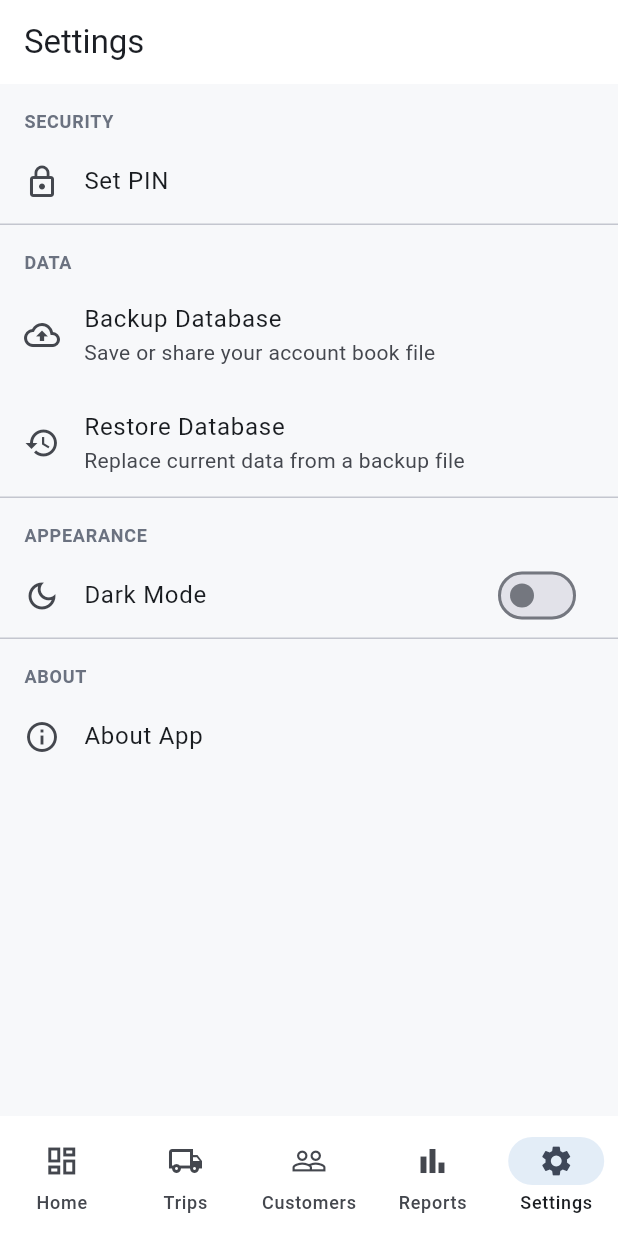
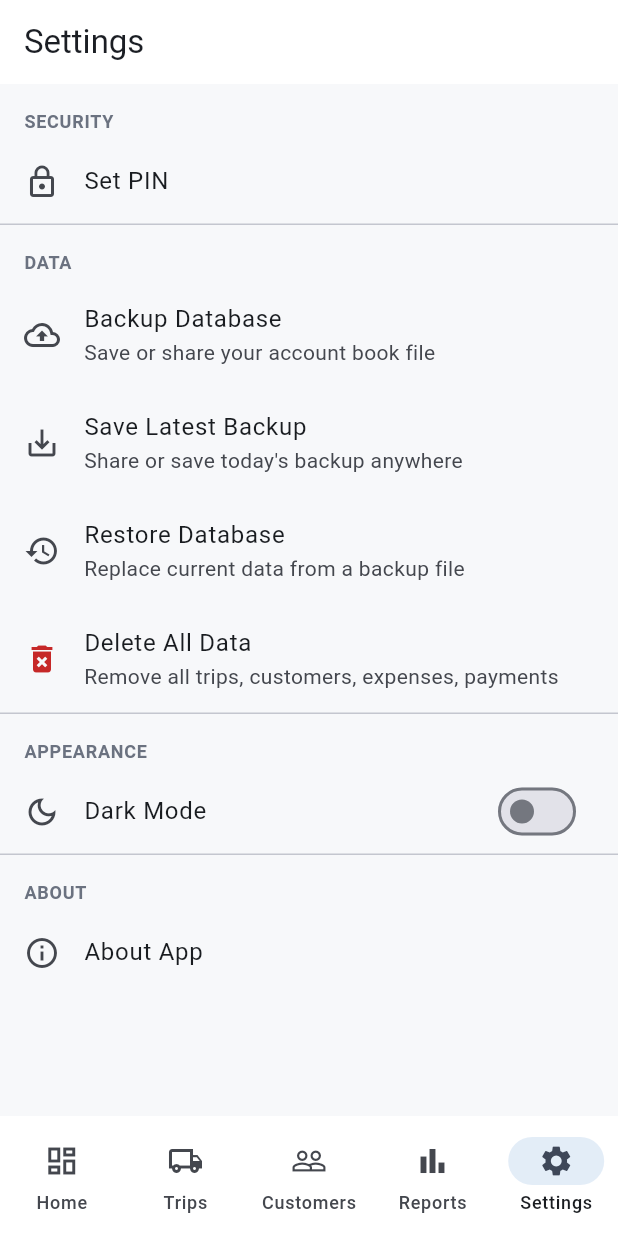
Before and after one commit to Hamza-Zehri/Truck-Account-Book, a Flutter app: the screen it shows after launch, item 5 of the bottom bar chosen, on a phone screen of 412 x 824 dp. Run offline on Flutter 3.47's test engine with Material 3 defaults, Android fonts, the phone set to English and light mode, and no system bars; our stand-ins replace drift, file_picker, flutter_riverpod, go_router, package_info_plus, pdf and 3 more; missing offline and left inert: excel; accounts and stored records are empty; generated files the repository leaves out were written again.

Commit message:
Add delete all data, daily auto-backup, Settings UI updates, fix profit icon

```diff
--- a/lib/core/constants/app_constants.dart
+++ b/lib/core/constants/app_constants.dart
@@ -11,7 +11,7 @@ class PrefsKeys {
   PrefsKeys._();
   static const String pinHash = 'pin_hash';
   static const String darkMode = 'dark_mode';
-  static const String lastBackupPath = 'last_backup_path';
+  static const String lastBackupDate = 'last_backup_date';
   static const String isFirstLaunch = 'is_first_launch';
 }
 
--- a/lib/data/database/app_database.dart
+++ b/lib/data/database/app_database.dart
@@ -188,6 +188,22 @@ class AppDatabase extends _$AppDatabase {
           .get();
 
   // ---------------------------------------------------------------------
+  // Admin (delete all data / daily auto-backup)
+  // ---------------------------------------------------------------------
+
+  /// Deletes all rows from every table, leaving the app in a fresh state.
+  /// Uses a batch so the operation is atomic and FK constraints are checked
+  /// after all deletes finish.
+  Future<void> deleteAllData() async {
+    await batch((b) {
+      b.deleteAll(payments);
+      b.deleteAll(expenses);
+      b.deleteAll(trips);
+      b.deleteAll(customers);
+    });
+  }
+
+  // ---------------------------------------------------------------------
   // Search (simple LIKE-based global search across the fields the spec
   // calls out: customer name, material, trip date, trip amount, notes).
   // ---------------------------------------------------------------------
--- a/lib/features/dashboard/dashboard_screen.dart
+++ b/lib/features/dashboard/dashboard_screen.dart
@@ -66,7 +66,7 @@ class DashboardScreen extends ConsumerWidget {
                     label: "Today's Profit",
                     value: formatMoney(s.profit),
                     color: s.profit >= 0 ? AppColors.profitGreen : AppColors.pendingRed,
-                    icon: Icons.savings,
+                    icon: Icons.account_balance_wallet,
                   ),
                 ],
               ),
--- a/lib/features/reports/reports_screen.dart
+++ b/lib/features/reports/reports_screen.dart
@@ -83,7 +83,7 @@ class _ReportsScreenState extends ConsumerState<ReportsScreen> {
                       label: 'Profit',
                       value: formatMoney(s.profit),
                       color: s.profit >= 0 ? AppColors.profitGreen : AppColors.pendingRed,
-                      icon: Icons.savings,
+                      icon: Icons.account_balance_wallet,
                     ),
                   ],
                 ),
--- a/lib/features/settings/backup_service.dart
+++ b/lib/features/settings/backup_service.dart
@@ -1,7 +1,11 @@
 import 'dart:io';
 
 import 'package:file_picker/file_picker.dart';
+import 'package:path/path.dart' as p;
+import 'package:path_provider/path_provider.dart';
 import 'package:share_plus/share_plus.dart';
+import 'package:shared_preferences/shared_preferences.dart';
+import 'package:truck_account_book/core/constants/app_constants.dart';
 import 'package:truck_account_book/data/database/app_database.dart';
 
 /// Backup/Restore for the whole SQLite database file. This is a
@@ -10,6 +14,66 @@ import 'package:truck_account_book/data/database/app_database.dart';
 /// email, etc. without any cloud account.
 class BackupService {
   BackupService._();
+
+  /// Directory where daily auto-backups are saved.
+  static Future<Directory> getBackupRoot() async {
+    final docs = await getApplicationDocumentsDirectory();
+    final dir = Directory(p.join(docs.path, 'Mohsin Material Supplier backups'));
+    if (!await dir.exists()) await dir.create(recursive: true);
+    return dir;
+  }
+
+  /// Returns today's backup file name, e.g. `backup_2026-07-05.sqlite`.
+  static String _todayFileName() {
+    final now = DateTime.now();
+    final ds = '${now.year}-${_two(now.month)}-${_two(now.day)}';
+    return 'backup_$ds.sqlite';
+  }
+
+  static String _two(int n) => n.toString().padLeft(2, '0');
+
+  /// Checks if a daily backup has already been created. Uses both
+  /// SharedPreferences and file existence to be safe.
+  static Future<bool> isTodayBackedUp() async {
+    final prefs = await SharedPreferences.getInstance();
+    final lastDate = prefs.getString(PrefsKeys.lastBackupDate);
+    final today = _todayFileName();
+    if (lastDate != today) return false;
+    final dir = await getBackupRoot();
+    return File(p.join(dir.path, today)).exists();
+  }
+
+  /// Called on app start. Creates a daily backup if one hasn't been made
+  /// yet today.
+  static Future<void> dailyAutoBackup() async {
+    try {
+      if (await isTodayBackedUp()) return;
+      final dbFile = await getDatabaseFile();
+      if (!await dbFile.exists()) return;
+      final dir = await getBackupRoot();
+      final dest = File(p.join(dir.path, _todayFileName()));
+      await dbFile.copy(dest.path);
+      final prefs = await SharedPreferences.getInstance();
+      await prefs.setString(PrefsKeys.lastBackupDate, _todayFileName());
+    } catch (_) {
+      // Silently fail — daily backup is best-effort.
+    }
+  }
+
+  /// Copies the latest daily backup to a user-visible location (Downloads
+  /// on Android, Desktop elsewhere) via share sheet so the user can save
+  /// it wherever they want.
+  static Future<void> saveToDownloads() async {
+    final dir = await getBackupRoot();
+    final entries = await dir.list().toList();
+    entries.sort((a, b) => b.path.compareTo(a.path));
+    if (entries.isEmpty) throw Exception('No backups found.');
+    final latest = entries.first;
+    await Share.shareXFiles(
+      [XFile(latest.path)],
+      text: 'Mohsin Material Supplier - database backup',
+    );
+  }
 
   /// Copies the live database to a location the user picks, and also
   /// offers the OS share sheet so it can be sent to WhatsApp/email/etc.
@@ -28,7 +92,7 @@ class BackupService {
 
     if (savePath == null) {
       // User cancelled the save dialog - fall back to sharing directly.
-      await Share.shareXFiles([XFile(dbFile.path)], text: 'Truck Account Book backup');
+      await Share.shareXFiles([XFile(dbFile.path)], text: 'Mohsin Material Supplier backup');
       return null;
     }
     return savePath;
--- a/lib/features/settings/settings_screen.dart
+++ b/lib/features/settings/settings_screen.dart
@@ -2,6 +2,10 @@ import 'package:flutter/material.dart';
 import 'package:flutter_riverpod/flutter_riverpod.dart';
 import 'package:package_info_plus/package_info_plus.dart';
 import 'package:truck_account_book/core/theme/app_theme.dart';
+import 'package:truck_account_book/data/database/database_provider.dart';
+import 'package:truck_account_book/data/repositories/customer_repository.dart';
+import 'package:truck_account_book/data/repositories/report_repository.dart';
+import 'package:truck_account_book/data/repositories/trip_repository.dart';
 import 'package:truck_account_book/features/auth/auth_provider.dart';
 import 'package:truck_account_book/features/settings/backup_service.dart';
 import 'package:truck_account_book/features/settings/settings_provider.dart';
@@ -65,10 +69,30 @@ class SettingsScreen extends ConsumerWidget {
             },
           ),
           ListTile(
+            leading: const Icon(Icons.save_alt_outlined),
+            title: const Text('Save Latest Backup'),
+            subtitle: const Text('Share or save today\'s backup anywhere'),
+            onTap: () async {
+              try {
+                await BackupService.saveToDownloads();
+              } catch (e) {
+                if (context.mounted) {
+                  ScaffoldMessenger.of(context).showSnackBar(SnackBar(content: Text('$e')));
+                }
+              }
+            },
+          ),
+          ListTile(
             leading: const Icon(Icons.restore),
             title: const Text('Restore Database'),
             subtitle: const Text('Replace current data from a backup file'),
             onTap: () => _confirmRestore(context),
+          ),
+          ListTile(
+            leading: const Icon(Icons.delete_forever, color: AppColors.pendingRed),
+            title: const Text('Delete All Data'),
+            subtitle: const Text('Remove all trips, customers, expenses, payments'),
+            onTap: () => _confirmDeleteAll(context, ref),
           ),
           const Divider(height: 1),
           const _SectionLabel('Appearance'),
@@ -277,6 +301,37 @@ class SettingsScreen extends ConsumerWidget {
     );
   }
 
+  void _confirmDeleteAll(BuildContext context, WidgetRef ref) {
+    showDialog(
+      context: context,
+      builder: (ctx) => AlertDialog(
+        title: const Text('Delete all data?'),
+        content: const Text(
+          'This will permanently remove all trips, customers, expenses, and '
+          'payments. Your PIN and app settings will be kept. This cannot be undone.',
+        ),
+        actions: [
+          TextButton(onPressed: () => Navigator.pop(ctx), child: const Text('Cancel')),
+          TextButton(
+            style: TextButton.styleFrom(foregroundColor: AppColors.pendingRed),
+            onPressed: () async {
+              await ref.read(appDatabaseProvider).deleteAllData();
+              ref.invalidate(todaySummaryProvider);
+              ref.invalidate(allTripSummariesProvider);
+              ref.invalidate(customerLedgerListProvider);
+              if (ctx.mounted) Navigator.pop(ctx);
+              if (context.mounted) {
+                ScaffoldMessenger.of(context)
+                    .showSnackBar(const SnackBar(content: Text('All data deleted')));
+              }
+            },
+            child: const Text('Delete Everything'),
+          ),
+        ],
+      ),
+    );
+  }
+
   void _showAbout(BuildContext context) async {
     String version = '1.0.0';
     try {
--- a/lib/main.dart
+++ b/lib/main.dart
@@ -1,11 +1,14 @@
 import 'package:flutter/material.dart';
 import 'package:flutter_riverpod/flutter_riverpod.dart';
 import 'package:truck_account_book/app.dart';
+import 'package:truck_account_book/features/settings/backup_service.dart';
 
 void main() {
   WidgetsFlutterBinding.ensureInitialized();
   FlutterError.onError = (details) {
     FlutterError.presentError(details);
   };
+  // Daily auto-backup (best-effort, runs in background before first frame).
+  BackupService.dailyAutoBackup();
   runApp(const ProviderScope(child: MohsinMaterialApp()));
 }
```
